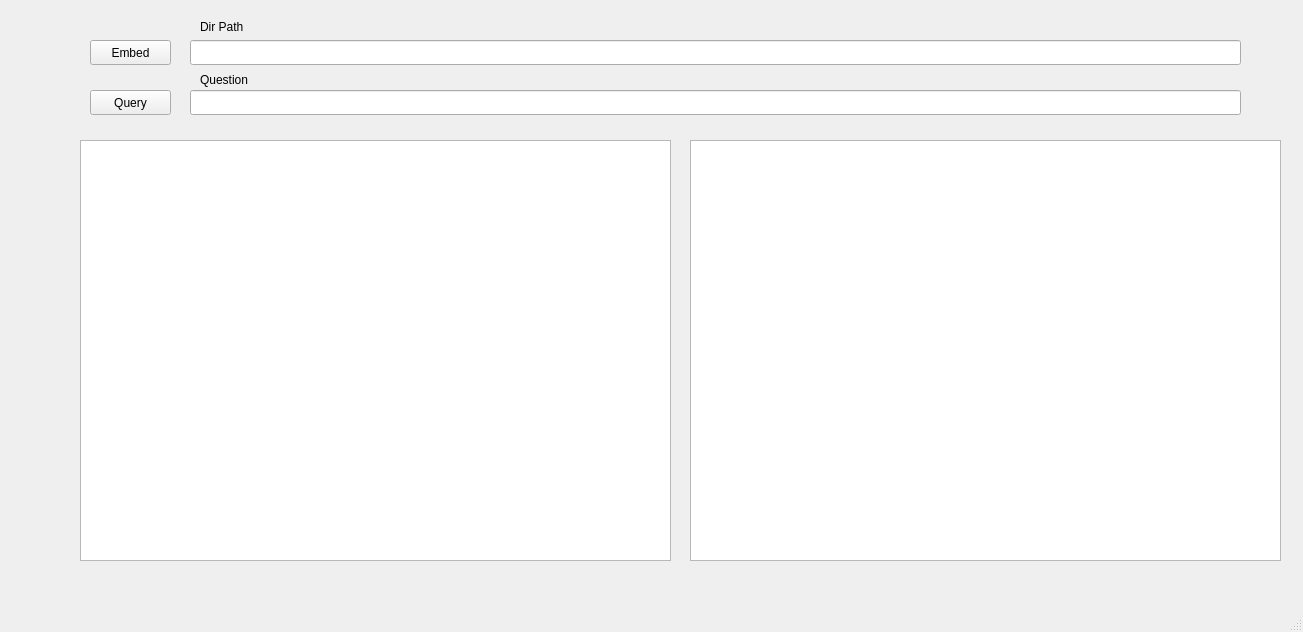
Above: QT/mainwindow.ui from tomjpalamattam/RAG-QT before the change. Below: the same form after it.
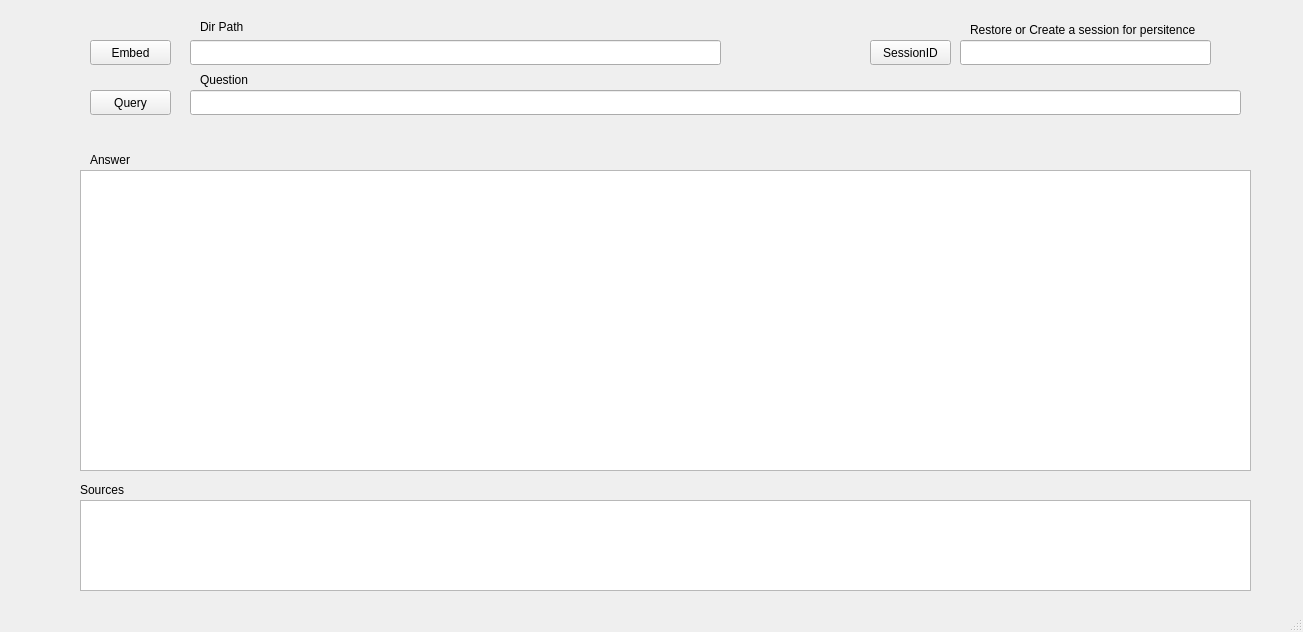
That is the form after the change.

Commit message: Added session support

Patch:
```diff
--- a/QT/mainwindow.ui
+++ b/QT/mainwindow.ui
@@ -32,7 +32,7 @@
      <rect>
       <x>190</x>
       <y>40</y>
-      <width>1051</width>
+      <width>531</width>
       <height>25</height>
      </rect>
     </property>
@@ -90,9 +90,9 @@
     <property name="geometry">
      <rect>
       <x>80</x>
-      <y>140</y>
-      <width>591</width>
-      <height>421</height>
+      <y>170</y>
+      <width>1171</width>
+      <height>301</height>
      </rect>
     </property>
     <property name="readOnly">
@@ -102,16 +102,78 @@
    <widget class="QTextEdit" name="Sources">
     <property name="geometry">
      <rect>
-      <x>690</x>
-      <y>140</y>
-      <width>591</width>
-      <height>421</height>
+      <x>80</x>
+      <y>500</y>
+      <width>1171</width>
+      <height>91</height>
      </rect>
     </property>
     <property name="readOnly">
      <bool>true</bool>
     </property>
    </widget>
+   <widget class="QLabel" name="label_3">
+    <property name="geometry">
+     <rect>
+      <x>90</x>
+      <y>150</y>
+      <width>71</width>
+      <height>20</height>
+     </rect>
+    </property>
+    <property name="text">
+     <string>Answer</string>
+    </property>
+   </widget>
+   <widget class="QLabel" name="label_4">
+    <property name="geometry">
+     <rect>
+      <x>80</x>
+      <y>480</y>
+      <width>71</width>
+      <height>20</height>
+     </rect>
+    </property>
+    <property name="text">
+     <string>Sources</string>
+    </property>
+   </widget>
+   <widget class="QLineEdit" name="SessionName">
+    <property name="geometry">
+     <rect>
+      <x>960</x>
+      <y>40</y>
+      <width>251</width>
+      <height>25</height>
+     </rect>
+    </property>
+   </widget>
+   <widget class="QPushButton" name="SessionID">
+    <property name="geometry">
+     <rect>
+      <x>870</x>
+      <y>40</y>
+      <width>81</width>
+      <height>25</height>
+     </rect>
+    </property>
+    <property name="text">
+     <string>SessionID</string>
+    </property>
+   </widget>
+   <widget class="QLabel" name="label_5">
+    <property name="geometry">
+     <rect>
+      <x>970</x>
+      <y>20</y>
+      <width>291</width>
+      <height>20</height>
+     </rect>
+    </property>
+    <property name="text">
+     <string>Restore or Create a session for persitence</string>
+    </property>
+   </widget>
   </widget>
   <widget class="QStatusBar" name="statusbar"/>
  </widget>
```
The commit also changes 6 other files.
